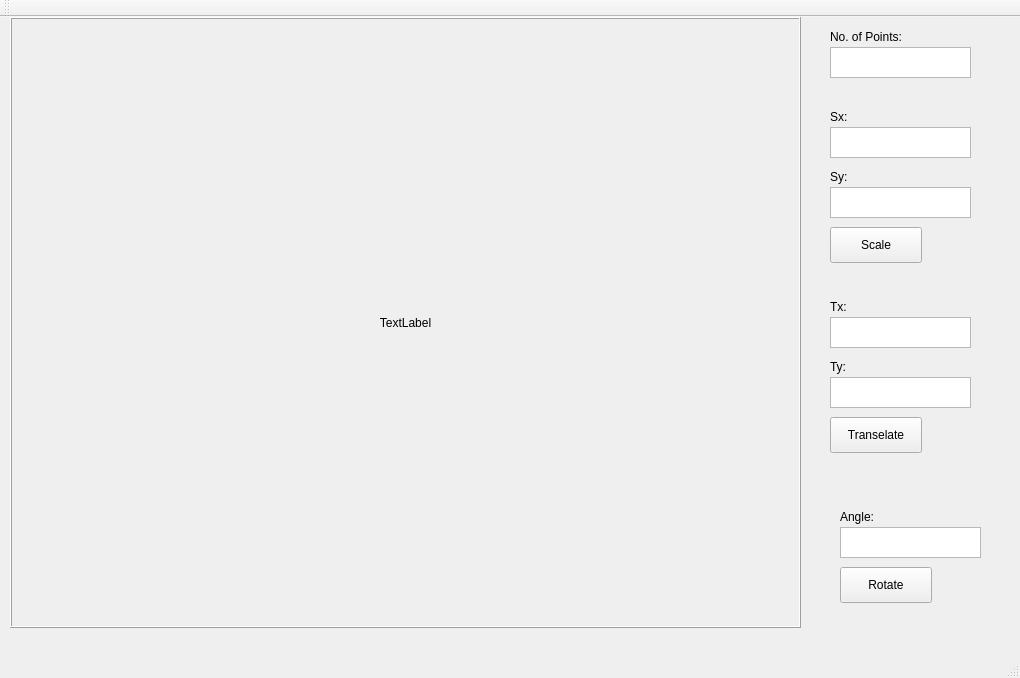
HeptaDecane/CG_SEM4, file a03/mainwindow.ui: the form before one commit.
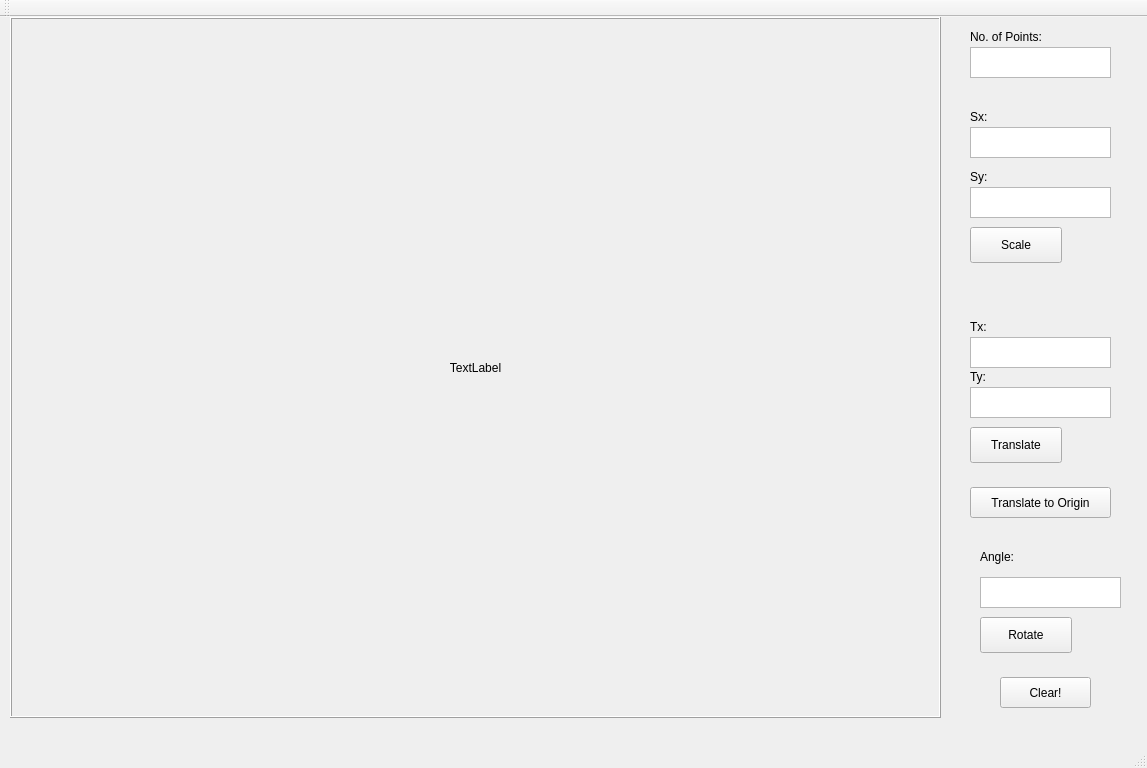
The form after the commit.

```diff
--- a/a03/mainwindow.ui
+++ b/a03/mainwindow.ui
@@ -6,21 +6,24 @@
    <rect>
     <x>0</x>
     <y>0</y>
-    <width>1020</width>
-    <height>678</height>
+    <width>1147</width>
+    <height>768</height>
    </rect>
   </property>
   <property name="windowTitle">
    <string>MainWindow</string>
   </property>
+  <property name="tabShape">
+   <enum>QTabWidget::Rounded</enum>
+  </property>
   <widget class="QWidget" name="centralWidget">
    <widget class="QLabel" name="label">
     <property name="geometry">
      <rect>
       <x>10</x>
       <y>0</y>
-      <width>791</width>
-      <height>611</height>
+      <width>931</width>
+      <height>701</height>
      </rect>
     </property>
     <property name="cursor">
@@ -42,7 +45,7 @@
    <widget class="QLabel" name="label_2">
     <property name="geometry">
      <rect>
-      <x>830</x>
+      <x>970</x>
       <y>10</y>
       <width>101</width>
       <height>20</height>
@@ -55,7 +58,7 @@
    <widget class="QTextEdit" name="textEdit">
     <property name="geometry">
      <rect>
-      <x>830</x>
+      <x>970</x>
       <y>30</y>
       <width>141</width>
       <height>31</height>
@@ -65,7 +68,7 @@
    <widget class="QLabel" name="label_3">
     <property name="geometry">
      <rect>
-      <x>830</x>
+      <x>970</x>
       <y>90</y>
       <width>61</width>
       <height>20</height>
@@ -78,7 +81,7 @@
    <widget class="QLabel" name="label_4">
     <property name="geometry">
      <rect>
-      <x>830</x>
+      <x>970</x>
       <y>150</y>
       <width>61</width>
       <height>20</height>
@@ -91,7 +94,7 @@
    <widget class="QTextEdit" name="textEdit_2">
     <property name="geometry">
      <rect>
-      <x>830</x>
+      <x>970</x>
       <y>110</y>
       <width>141</width>
       <height>31</height>
@@ -101,7 +104,7 @@
    <widget class="QTextEdit" name="textEdit_3">
     <property name="geometry">
      <rect>
-      <x>830</x>
+      <x>970</x>
       <y>170</y>
       <width>141</width>
       <height>31</height>
@@ -111,7 +114,7 @@
    <widget class="QPushButton" name="pushButton">
     <property name="geometry">
      <rect>
-      <x>830</x>
+      <x>970</x>
       <y>210</y>
       <width>92</width>
       <height>36</height>
@@ -124,8 +127,8 @@
    <widget class="QLabel" name="label_5">
     <property name="geometry">
      <rect>
-      <x>830</x>
-      <y>280</y>
+      <x>970</x>
+      <y>300</y>
       <width>31</width>
       <height>20</height>
      </rect>
@@ -137,8 +140,8 @@
    <widget class="QTextEdit" name="textEdit_4">
     <property name="geometry">
      <rect>
-      <x>830</x>
-      <y>300</y>
+      <x>970</x>
+      <y>320</y>
       <width>141</width>
       <height>31</height>
      </rect>
@@ -147,8 +150,8 @@
    <widget class="QTextEdit" name="textEdit_5">
     <property name="geometry">
      <rect>
-      <x>830</x>
-      <y>360</y>
+      <x>970</x>
+      <y>370</y>
       <width>141</width>
       <height>31</height>
      </rect>
@@ -157,8 +160,8 @@
    <widget class="QLabel" name="label_6">
     <property name="geometry">
      <rect>
-      <x>830</x>
-      <y>340</y>
+      <x>970</x>
+      <y>350</y>
       <width>31</width>
       <height>20</height>
      </rect>
@@ -170,21 +173,21 @@
    <widget class="QPushButton" name="pushButton_2">
     <property name="geometry">
      <rect>
-      <x>830</x>
-      <y>400</y>
+      <x>970</x>
+      <y>410</y>
       <width>92</width>
       <height>36</height>
      </rect>
     </property>
     <property name="text">
-     <string>Transelate</string>
+     <string>Translate</string>
     </property>
    </widget>
    <widget class="QPushButton" name="pushButton_3">
     <property name="geometry">
      <rect>
-      <x>840</x>
-      <y>550</y>
+      <x>980</x>
+      <y>600</y>
       <width>92</width>
       <height>36</height>
      </rect>
@@ -196,8 +199,8 @@
    <widget class="QLabel" name="label_7">
     <property name="geometry">
      <rect>
-      <x>840</x>
-      <y>490</y>
+      <x>980</x>
+      <y>530</y>
       <width>63</width>
       <height>20</height>
      </rect>
@@ -209,13 +212,39 @@
    <widget class="QTextEdit" name="textEdit_6">
     <property name="geometry">
      <rect>
-      <x>840</x>
-      <y>510</y>
+      <x>980</x>
+      <y>560</y>
       <width>141</width>
       <height>31</height>
      </rect>
     </property>
    </widget>
+   <widget class="QPushButton" name="pushButton_4">
+    <property name="geometry">
+     <rect>
+      <x>1000</x>
+      <y>660</y>
+      <width>91</width>
+      <height>31</height>
+     </rect>
+    </property>
+    <property name="text">
+     <string>Clear!</string>
+    </property>
+   </widget>
+   <widget class="QPushButton" name="pushButton_5">
+    <property name="geometry">
+     <rect>
+      <x>970</x>
+      <y>470</y>
+      <width>141</width>
+      <height>31</height>
+     </rect>
+    </property>
+    <property name="text">
+     <string>Translate to Origin</string>
+    </property>
+   </widget>
   </widget>
   <widget class="QMenuBar" name="menuBar">
    <property name="geometry">
```
Left out of the diff: 4 changed lines with no effect on the pictures.
